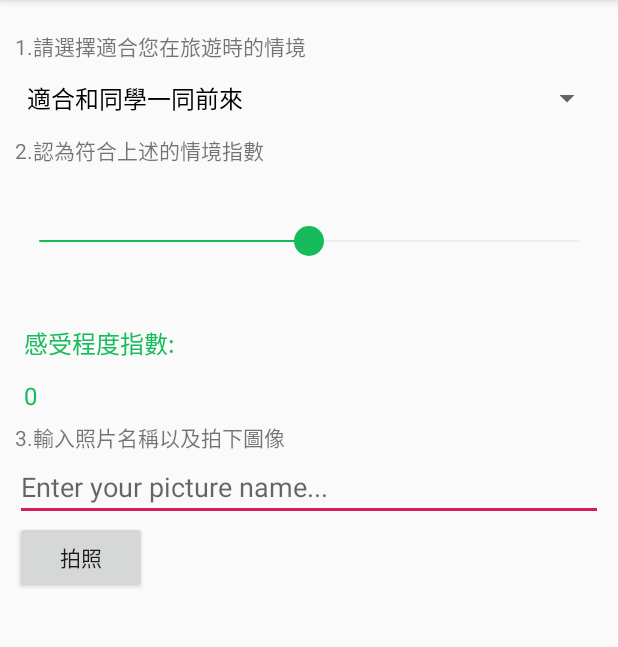
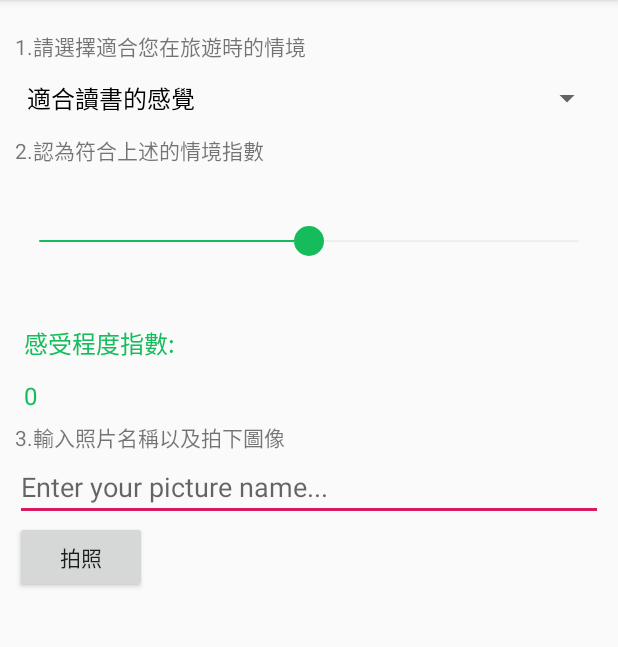
Before and after one commit to BillChun/FCU_ImageAnalysis, an Android app: the screen it shows after launch (MainActivity), on a phone screen of 412 x 824 dp, the part 84-731 px from its top. Run offline under Robolectric (Android 15) with nearby library versions, the phone set to English and light mode, and no system bars.

Commit message:
更改感覺文字

```diff
--- a/app/src/main/AndroidManifest.xml
+++ b/app/src/main/AndroidManifest.xml
@@ -3,11 +3,7 @@
     xmlns:tools="http://schemas.android.com/tools"
     package="com.example.bill1.fcu_case">
 
-    <!-- 讀取低精確度位置資訊授權 有問題需要修正(跟位置讀取有關) -->
-    <!--
- <user-permission
-        android:name="android.permission.ACCESS_COARSE_LOCATION"/>
-    -->
+
     <!-- 寫入外部儲存設備 -->
 
     <uses-permission android:name="android.permission.WRITE_EXTERNAL_STORAGE" />
--- a/app/src/main/java/com/example/bill1/fcu_case/MainActivity.java
+++ b/app/src/main/java/com/example/bill1/fcu_case/MainActivity.java
@@ -187,6 +187,8 @@ public class MainActivity extends AppCompatActivity {
                 Location location = locationManager.getLastKnownLocation(commandStr);
                 if (location != null)
                     textLoc.setText("經度" + location.getLongitude() + "\n緯度" + location.getLatitude());
+                    //textLoc.setText(commandStr);
+
                 else
                     textLoc.setText("定位中!!!");
 
--- a/app/src/main/res/values/strings.xml
+++ b/app/src/main/res/values/strings.xml
@@ -2,11 +2,11 @@
     <string name="app_name">FCU_Case</string>
 
     <string-array name="questions">
-    <item>適合和同學一同前來</item>
-    <item>乾淨的衛生環境</item>
-    <item>眾多飲料的選擇</item>
-    <item>適合吃美食的地方</item>
-    <item>環境寬闊程度</item>
+    <item>適合讀書的感覺</item>
+    <item>適合吃飯的感覺</item>
+    <item>擁擠的感覺</item>
+    <item>危險的感覺</item>
+    <item>環境吵鬧的感覺</item>
 
     </string-array>
     <string name="Catch_BT">拍照</string>
```
